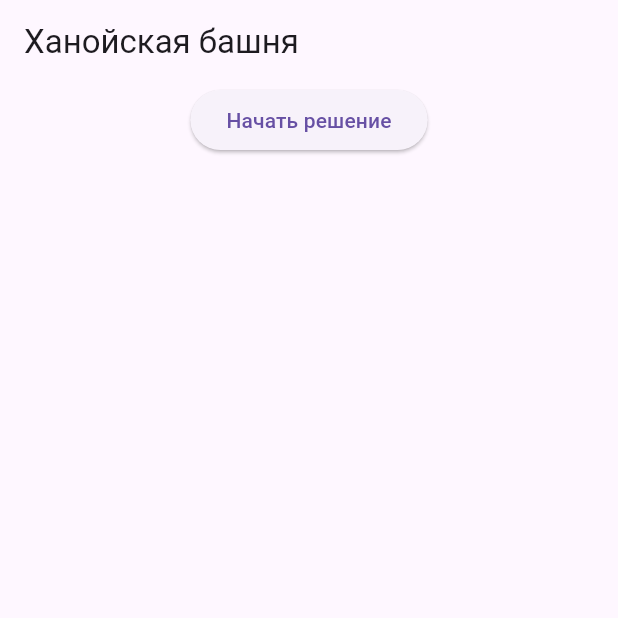
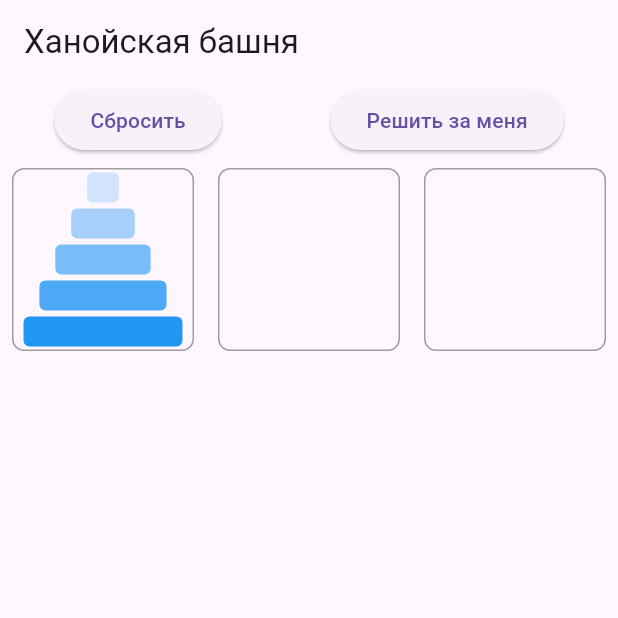
Before and after one commit to WebMad/hanoi_tower, a Flutter app: the screen it shows after launch, on a phone screen of 412 x 824 dp, the top half of it. Run offline on Flutter 3.47's test engine with Material 3 defaults, Android fonts, the phone set to English and light mode, and no system bars; our stand-ins replace bloc, flutter_bloc, freezed_annotation.

Commit message:
Elements moving, auto-assembly

```diff
--- a/lib/main.dart
+++ b/lib/main.dart
@@ -1,4 +1,8 @@
 import 'package:flutter/material.dart';
+import 'package:flutter_bloc/flutter_bloc.dart';
+import 'package:hanoi_tower/src/blocs/hanoi_tower/hanoi_tower_cubit.dart';
+
+import 'src/widgets/hanoi_tower.dart';
 
 void main() {
   runApp(const MyApp());
@@ -14,84 +18,9 @@ class MyApp extends StatelessWidget {
       theme: ThemeData(
         primarySwatch: Colors.blue,
       ),
-      home: const HanoiTower(),
-    );
-  }
-}
-
-class HanoiTower extends StatefulWidget {
-  const HanoiTower({Key? key}) : super(key: key);
-
-  @override
-  State<HanoiTower> createState() => _HanoiTowerState();
-}
-
-class _HanoiTowerState extends State<HanoiTower> {
-  final int _numDisks = 3;
-  List<List<int>> _pegs = [];
-  List<String> _moves = [];
-
-  @override
-  void initState() {
-    super.initState();
-    _pegs = [
-      List<int>.generate(_numDisks, (index) => _numDisks - index),
-      [],
-      []
-    ];
-  }
-
-  void _moveDisk(int fromPeg, int toPeg) {
-    if (_pegs[toPeg].isEmpty || _pegs[fromPeg].last < _pegs[toPeg].last) {
-      _pegs[toPeg].add(_pegs[fromPeg].removeLast());
-      _moves.add('Переместить диск с ${String.fromCharCode(65 + fromPeg)} на ${String.fromCharCode(65 + toPeg)}');
-    }
-  }
-
-  void _solveHanoi(int n, int from, int to, int aux) {
-    if (n > 0) {
-      _solveHanoi(n - 1, from, aux, to);
-      _moveDisk(from, to);
-      _solveHanoi(n - 1, aux, to, from);
-    }
-  }
-
-  void _startHanoi() {
-    setState(() {
-      _moves = [];
-      _pegs = [
-        List<int>.generate(_numDisks, (index) => _numDisks - index),
-        [],
-        []
-      ];
-      _solveHanoi(_numDisks, 0, 2, 1);
-    });
-  }
-
-  @override
-  Widget build(BuildContext context) {
-    return Scaffold(
-      appBar: AppBar(
-        title: const Text('Ханойская башня'),
-      ),
-      body: Column(
-        mainAxisAlignment: MainAxisAlignment.start,
-        children: [
-          ElevatedButton(
-            onPressed: _startHanoi,
-            child: const Text('Начать решение'),
-          ),
-          Expanded(
-            child: ListView.builder(
-              itemCount: _moves.length,
-              itemBuilder: (context, index) {
-                return ListTile(
-                  title: Text(_moves[index]),
-                );
-              },
-            ),
-          ),
-        ],
+      home: BlocProvider(
+        create: (context) => HanoiTowerCubit(),
+        child: const HanoiTower(),
       ),
     );
   }
--- /dev/null
+++ b/lib/src/blocs/hanoi_tower/hanoi_tower_state.dart
@@ -0,0 +1,11 @@
+part of 'hanoi_tower_cubit.dart';
+
+@freezed
+class HanoiTowerState with _$HanoiTowerState {
+  const factory HanoiTowerState.initial({
+    required int numDisks,
+    required List<List<int>> initialPegs,
+    required List<List<int>> currentPegs,
+    required List<List<int>> currentMoves,
+}) = _Initial;
+}
--- /dev/null
+++ b/lib/src/widgets/disk_widget.dart
@@ -0,0 +1,26 @@
+import 'package:flutter/material.dart';
+
+class DiskWidget extends StatelessWidget {
+  final int numDisks;
+  final int diskSize;
+
+  const DiskWidget({
+    super.key,
+    required this.numDisks,
+    required this.diskSize,
+  });
+
+  @override
+  Widget build(BuildContext context) {
+    final maxWidth = MediaQuery.of(context).size.width * .33;
+    return Container(
+      height: 20,
+      width: (maxWidth - 30) * (diskSize / numDisks),
+      margin: const EdgeInsets.symmetric(vertical: 2),
+      decoration: BoxDecoration(
+        color: Colors.blue.withOpacity(diskSize / numDisks),
+        borderRadius: BorderRadius.circular(4.0),
+      ),
+    );
+  }
+}
--- /dev/null
+++ b/lib/src/widgets/hanoi_tower.dart
@@ -0,0 +1,62 @@
+import 'package:flutter/material.dart';
+import 'package:flutter_bloc/flutter_bloc.dart';
+import 'package:hanoi_tower/src/blocs/hanoi_tower/hanoi_tower_cubit.dart';
+import 'package:hanoi_tower/src/widgets/towers_widget.dart';
+
+class HanoiTower extends StatelessWidget {
+  const HanoiTower({Key? key}) : super(key: key);
+
+  @override
+  Widget build(BuildContext context) {
+    return Scaffold(
+      appBar: AppBar(
+        title: const Text('Ханойская башня'),
+      ),
+      body: BlocBuilder<HanoiTowerCubit, HanoiTowerState>(
+        builder: (context, state) {
+          final moves = state.currentMoves;
+
+          return Column(
+            mainAxisAlignment: MainAxisAlignment.start,
+            children: [
+              Row(
+                mainAxisAlignment: MainAxisAlignment.spaceAround,
+                children: [
+                  ElevatedButton(
+                    onPressed: () => context.read<HanoiTowerCubit>().resetHanoi(),
+                    child: const Text('Сбросить'),
+                  ),
+                  ElevatedButton(
+                    onPressed: () => context.read<HanoiTowerCubit>().solveHanoi(),
+                    child: const Text('Решить за меня'),
+                  ),
+                ],
+              ),
+              TowersWidget(
+                pegs: state.currentPegs,
+                numDisks: state.numDisks,
+              ),
+              Expanded(
+                child: ListView.builder(
+                  itemCount: moves.length,
+                  reverse: true,
+                  itemBuilder: (context, index) {
+                    final move = moves[index];
+                    final fromPeg = move.first;
+                    final toPeg = move.last;
+
+                    return ListTile(
+                      title: Text(
+                        'Переместить диск с ${String.fromCharCode(65 + fromPeg)} на ${String.fromCharCode(65 + toPeg)}',
+                      ),
+                    );
+                  },
+                ),
+              ),
+            ],
+          );
+        },
+      ),
+    );
+  }
+}
--- /dev/null
+++ b/lib/src/widgets/towers_widget.dart
@@ -0,0 +1,76 @@
+import 'package:flutter/material.dart';
+import 'package:flutter_bloc/flutter_bloc.dart';
+import 'package:hanoi_tower/src/blocs/hanoi_tower/hanoi_tower_cubit.dart';
+
+import 'disk_widget.dart';
+
+class TowersWidget extends StatelessWidget {
+  final List<List<int>> pegs;
+  final int numDisks;
+
+  const TowersWidget({
+    Key? key,
+    required this.pegs,
+    required this.numDisks,
+  }) : super(key: key);
+
+  @override
+  Widget build(BuildContext context) {
+    return SizedBox(
+      height: numDisks * (20 + 4) + 8 * 2 + 2,
+      child: Row(
+        mainAxisAlignment: MainAxisAlignment.spaceEvenly,
+        children: [
+          for (final (pegIndex, peg) in pegs.indexed)
+            Expanded(
+              child: DragTarget<int>(
+                onAccept: (fromPeg) {
+                  context.read<HanoiTowerCubit>().moveDisk(fromPeg, pegIndex);
+                },
+                builder: (
+                  context,
+                  candidateItems,
+                  rejectedItems,
+                ) {
+                  return Container(
+                    margin: const EdgeInsets.all(8.0),
+                    decoration: BoxDecoration(
+                      border: Border.all(color: Colors.grey),
+                      borderRadius: BorderRadius.circular(8.0),
+                    ),
+                    child: Column(
+                      mainAxisAlignment: MainAxisAlignment.end,
+                      children: [
+                        for (final (diskIndex, disk) in peg.reversed.indexed)
+                          () {
+                            final diskWidget = DiskWidget(
+                              diskSize: disk,
+                              numDisks: numDisks,
+                            );
+
+                            if (diskIndex != 0) {
+                              return diskWidget;
+                            }
+
+                            return LongPressDraggable<int>(
+                              data: pegIndex,
+                              dragAnchorStrategy: pointerDragAnchorStrategy,
+                              feedback: Opacity(
+                                opacity: 0.8,
+                                child: diskWidget,
+                              ),
+                              childWhenDragging: const SizedBox(height: 20),
+                              child: diskWidget,
+                            );
+                          }(),
+                      ],
+                    ),
+                  );
+                },
+              ),
+            ),
+        ],
+      ),
+    );
+  }
+}
--- a/pubspec.yaml
+++ b/pubspec.yaml
@@ -35,6 +35,8 @@ dependencies:
   # The following adds the Cupertino Icons font to your application.
   # Use with the CupertinoIcons class for iOS style icons.
   cupertino_icons: ^1.0.2
+  flutter_bloc: ^8.1.5
+  freezed_annotation: ^2.4.1
 
 dev_dependencies:
   flutter_test:
@@ -46,6 +48,9 @@ dev_dependencies:
   # package. See that file for information about deactivating specific lint
   # rules and activating additional ones.
   flutter_lints: ^2.0.0
+  build_runner: ^2.4.9
+  freezed: ^2.5.2
+  json_serializable: ^6.7.1
 
 # For information on the generic Dart part of this file, see the
 # following page: https://dart.dev/tools/pub/pubspec
```
Also changed, not shown: lib/src/blocs/hanoi_tower/hanoi_tower_cubit.dart (added, +70 -0 lines), lib/src/blocs/hanoi_tower/hanoi_tower_cubit.freezed.dart (added), lib/src/towers_widget.dart (deleted), pubspec.lock.
